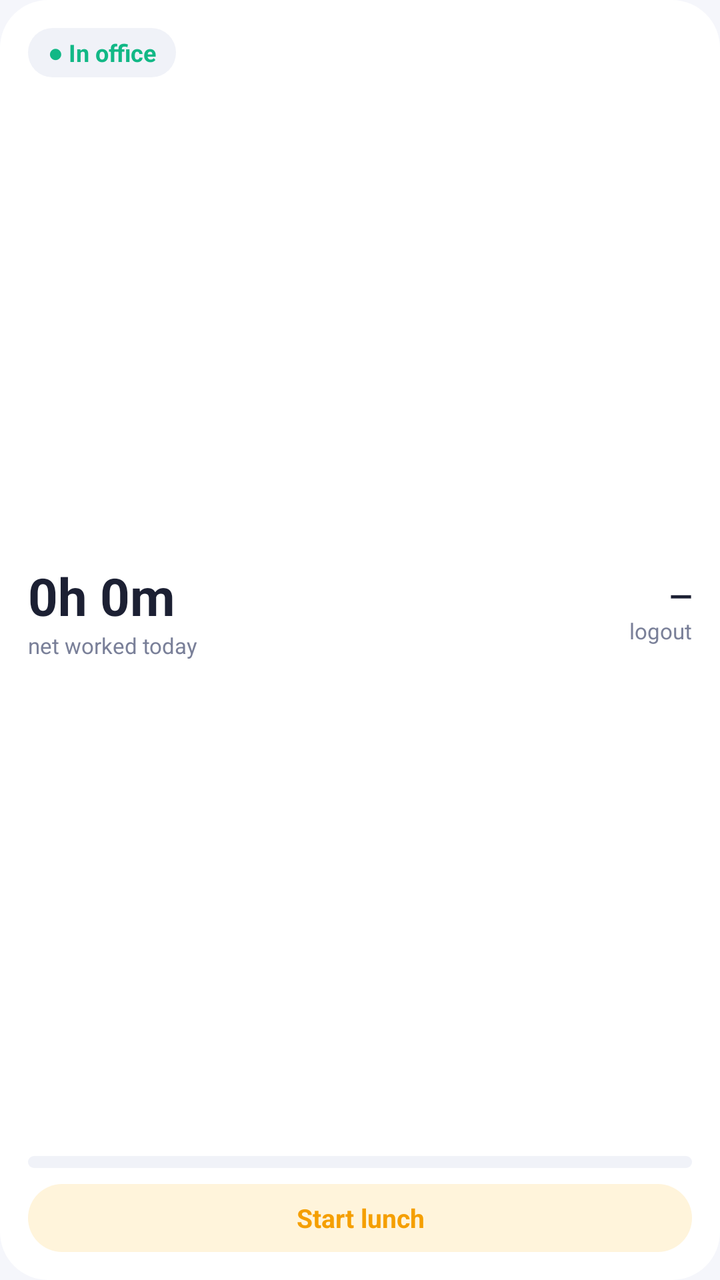
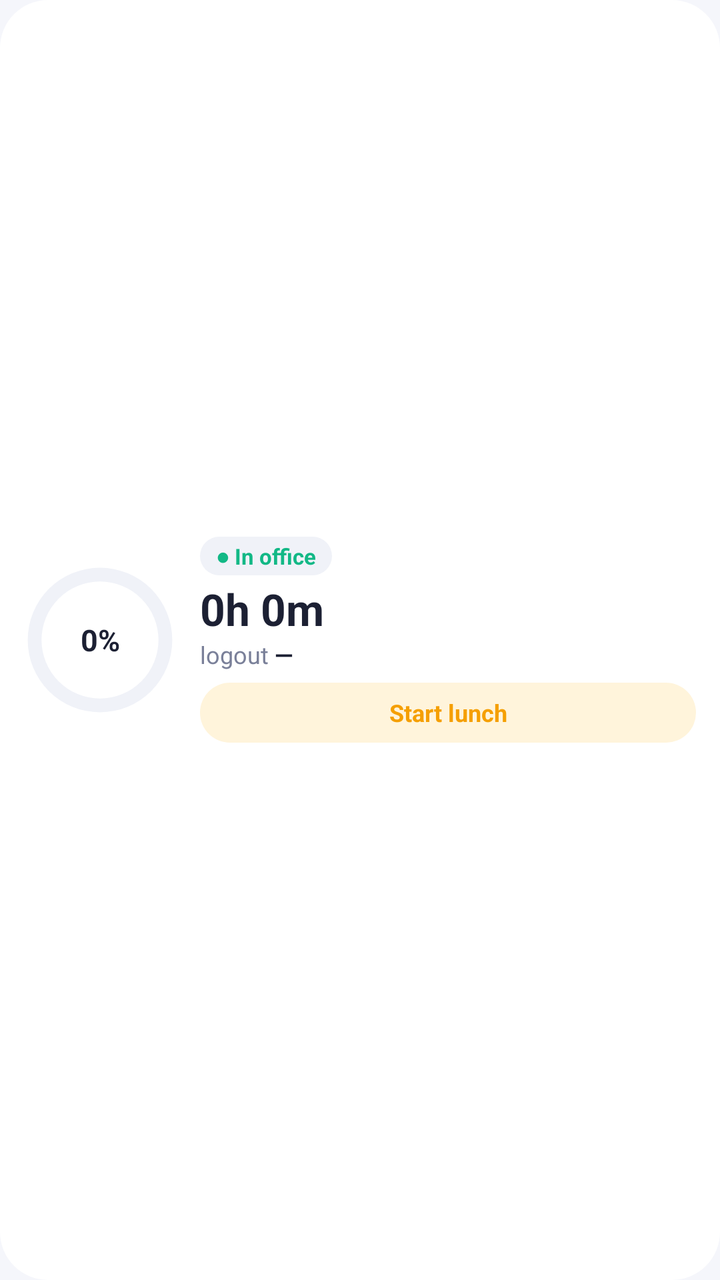

The first picture is an Android layout as it rendered before a commit; the second is the same layout after the commit. The layout source and the unified diff follow.
<!-- AndroidManifest.xml: application theme Theme.AttendanceTracker -->
<!-- res/layout/widget_attendance.xml -->
<?xml version="1.0" encoding="utf-8"?>
<LinearLayout xmlns:android="http://schemas.android.com/apk/res/android"
    android:id="@+id/widget_root"
    android:layout_width="match_parent"
    android:layout_height="match_parent"
    android:background="@drawable/widget_bg"
    android:orientation="vertical"
    android:padding="14dp">

    <LinearLayout
        android:layout_width="match_parent"
        android:layout_height="wrap_content"
        android:gravity="center_vertical"
        android:orientation="horizontal">
        <TextView
            android:id="@+id/w_status"
            android:layout_width="wrap_content"
            android:layout_height="wrap_content"
            android:background="@drawable/widget_pill"
            android:paddingStart="10dp"
            android:paddingTop="4dp"
            android:paddingEnd="10dp"
            android:paddingBottom="4dp"
            android:text="● In office"
            android:textColor="#FF12B886"
            android:textSize="12sp"
            android:textStyle="bold" />
        <TextView
            android:id="@+id/w_since"
            android:layout_width="0dp"
            android:layout_height="wrap_content"
            android:layout_weight="1"
            android:gravity="end"
            android:text=""
            android:textColor="@color/widget_text2"
            android:textSize="11sp" />
    </LinearLayout>

    <LinearLayout
        android:layout_width="match_parent"
        android:layout_height="0dp"
        android:layout_weight="1"
        android:gravity="center_vertical"
        android:orientation="horizontal">
        <LinearLayout
            android:layout_width="0dp"
            android:layout_height="wrap_content"
            android:layout_weight="1"
            android:orientation="vertical">
            <TextView
                android:id="@+id/w_worked"
                android:layout_width="wrap_content"
                android:layout_height="wrap_content"
                android:text="0h 0m"
                android:textColor="@color/widget_text"
                android:textSize="26sp"
                android:textStyle="bold" />
            <TextView
                android:layout_width="wrap_content"
                android:layout_height="wrap_content"
                android:text="net worked today"
                android:textColor="@color/widget_text2"
                android:textSize="11sp" />
        </LinearLayout>
        <LinearLayout
            android:layout_width="wrap_content"
            android:layout_height="wrap_content"
            android:gravity="end"
            android:orientation="vertical">
            <TextView
                android:id="@+id/w_logout"
                android:layout_width="wrap_content"
                android:layout_height="wrap_content"
                android:text="—"
                android:textColor="@color/widget_text"
                android:textSize="15sp"
                android:textStyle="bold" />
            <TextView
                android:id="@+id/w_logout_label"
                android:layout_width="wrap_content"
                android:layout_height="wrap_content"
                android:text="logout"
                android:textColor="@color/widget_text2"
                android:textSize="11sp" />
        </LinearLayout>
    </LinearLayout>

    <ProgressBar
        android:id="@+id/w_progress"
        style="@android:style/Widget.ProgressBar.Horizontal"
        android:layout_width="match_parent"
        android:layout_height="6dp"
        android:layout_marginTop="6dp"
        android:layout_marginBottom="8dp"
        android:max="100"
        android:progress="0"
        android:progressDrawable="@drawable/widget_progress" />

    <TextView
        android:id="@+id/w_lunch"
        android:layout_width="match_parent"
        android:layout_height="34dp"
        android:background="@drawable/widget_button"
        android:gravity="center"
        android:text="Start lunch"
        android:textColor="@color/widget_btn_text"
        android:textSize="13sp"
        android:textStyle="bold" />
</LinearLayout>
<!-- resources referenced by this layout -->
<resources>
  <color name="widget_btn_text">#FFF59F00</color>
  <color name="widget_text">#FF1C2033</color>
  <color name="widget_text2">#FF7A8099</color>
  <!-- drawable widget_bg (drawable) -->
  <shape xmlns:android="http://schemas.android.com/apk/res/android" android:shape="rectangle">
      <solid android:color="@color/widget_bg" />
      <corners android:radius="24dp" />
  </shape>
  <!-- drawable widget_button (drawable) -->
  <shape xmlns:android="http://schemas.android.com/apk/res/android" android:shape="rectangle">
      <solid android:color="@color/widget_btn" />
      <corners android:radius="99dp" />
  </shape>
  <!-- drawable widget_pill (drawable) -->
  <shape xmlns:android="http://schemas.android.com/apk/res/android" android:shape="rectangle">
      <solid android:color="@color/widget_muted" />
      <corners android:radius="99dp" />
  </shape>
  <!-- drawable widget_progress (drawable) -->
  <layer-list xmlns:android="http://schemas.android.com/apk/res/android">
      <item android:id="@android:id/background">
          <shape><corners android:radius="99dp" /><solid android:color="@color/widget_muted" /></shape>
      </item>
      <item android:id="@android:id/progress">
          <clip><shape><corners android:radius="99dp" /><solid android:color="#FF12B886" /></shape></clip>
      </item>
  </layer-list>
  <style name="Theme.AttendanceTracker" parent="android:Theme.Material.Light.NoActionBar">
          <item name="android:windowBackground">@color/bg</item>
      </style>
  <color name="widget_bg">#FFFFFFFF</color>
  <color name="widget_btn">#FFFFF4DB</color>
  <color name="widget_muted">#FFF0F2F8</color>
  <color name="bg">#F5F6FB</color>
</resources>

<!-- the commit's change to res/layout/widget_attendance.xml (unified diff, before → after) -->
@@ -4,106 +4,114 @@
     android:layout_width="match_parent"
     android:layout_height="match_parent"
     android:background="@drawable/widget_bg"
-    android:orientation="vertical"
-    android:padding="14dp">
+    android:gravity="center_vertical"
+    android:orientation="horizontal"
+    android:padding="12dp">
+
+    
+    <FrameLayout
+        android:layout_width="76dp"
+        android:layout_height="76dp">
+        <ProgressBar
+            android:id="@+id/w_progress"
+            style="@android:style/Widget.ProgressBar.Horizontal"
+            android:layout_width="match_parent"
+            android:layout_height="match_parent"
+            android:indeterminate="false"
+            android:max="100"
+            android:progress="0"
+            android:progressDrawable="@drawable/widget_ring" />
+        <TextView
+            android:id="@+id/w_pct"
+            android:layout_width="match_parent"
+            android:layout_height="match_parent"
+            android:gravity="center"
+            android:text="0%"
+            android:textColor="@color/widget_text"
+            android:textSize="15sp"
+            android:textStyle="bold" />
+    </FrameLayout>
 
     <LinearLayout
-        android:layout_width="match_parent"
+        android:layout_width="0dp"
         android:layout_height="wrap_content"
-        android:gravity="center_vertical"
-        android:orientation="horizontal">
+        android:layout_marginStart="12dp"
+        android:layout_weight="1"
+        android:orientation="vertical">
+
+        <LinearLayout
+            android:layout_width="match_parent"
+            android:layout_height="wrap_content"
+            android:gravity="center_vertical"
+            android:orientation="horizontal">
+            <TextView
+                android:id="@+id/w_status"
+                android:layout_width="wrap_content"
+                android:layout_height="wrap_content"
+                android:background="@drawable/widget_pill"
+                android:paddingStart="8dp"
+                android:paddingTop="2dp"
+                android:paddingEnd="8dp"
+                android:paddingBottom="2dp"
+                android:text="● In office"
+                android:textColor="#FF12B886"
+                android:textSize="11sp"
+                android:textStyle="bold" />
+            <TextView
+                android:id="@+id/w_since"
+                android:layout_width="0dp"
+                android:layout_height="wrap_content"
+                android:layout_weight="1"
+                android:gravity="end"
+                android:maxLines="1"
+                android:text=""
+                android:textColor="@color/widget_text2"
+                android:textSize="10sp" />
+        </LinearLayout>
+
         <TextView
-            android:id="@+id/w_status"
+            android:id="@+id/w_worked"
             android:layout_width="wrap_content"
             android:layout_height="wrap_content"
-            android:background="@drawable/widget_pill"
-            android:paddingStart="10dp"
-            android:paddingTop="4dp"
-            android:paddingEnd="10dp"
-            android:paddingBottom="4dp"
-            android:text="● In office"
-            android:textColor="#FF12B886"
-            android:textSize="12sp"
+            android:layout_marginTop="2dp"
+            android:maxLines="1"
+            android:text="0h 0m"
+            android:textColor="@color/widget_text"
+            android:textSize="22sp"
             android:textStyle="bold" />
-        <TextView
-            android:id="@+id/w_since"
-            android:layout_width="0dp"
+
+        <LinearLayout
+            android:layout_width="match_parent"
             android:layout_height="wrap_content"
-            android:layout_weight="1"
-            android:gravity="end"
-            android:text=""
-            android:textColor="@color/widget_text2"
-            android:textSize="11sp" />
-    </LinearLayout>
-
-    <LinearLayout
-        android:layout_width="match_parent"
-        android:layout_height="0dp"
-        android:layout_weight="1"
-        android:gravity="center_vertical"
-        android:orientation="horizontal">
-        <LinearLayout
-            android:layout_width="0dp"
-            android:layout_height="wrap_content"
-            android:layout_weight="1"
-            android:orientation="vertical">
+            android:orientation="horizontal">
             <TextView
-                android:id="@+id/w_worked"
+                android:id="@+id/w_logout_label"
                 android:layout_width="wrap_content"
                 android:layout_height="wrap_content"
-                android:text="0h 0m"
-                android:textColor="@color/widget_text"
-                android:textSize="26sp"
-                android:textStyle="bold" />
-            <TextView
-                android:layout_width="wrap_content"
-                android:layout_height="wrap_content"
-                android:text="net worked today"
+                android:text="logout "
                 android:textColor="@color/widget_text2"
-                android:textSize="11sp" />
-        </LinearLayout>
-        <LinearLayout
-            android:layout_width="wrap_content"
-            android:layout_height="wrap_content"
-            android:gravity="end"
-            android:orientation="vertical">
+                android:textSize="12sp" />
             <TextView
                 android:id="@+id/w_logout"
                 android:layout_width="wrap_content"
                 android:layout_height="wrap_content"
+                android:maxLines="1"
                 android:text="—"
                 android:textColor="@color/widget_text"
-                android:textSize="15sp"
+                android:textSize="12sp"
                 android:textStyle="bold" />
-            <TextView
-                android:id="@+id/w_logout_label"
-                android:layout_width="wrap_content"
-                android:layout_height="wrap_content"
-                android:text="logout"
-                android:textColor="@color/widget_text2"
-                android:textSize="11sp" />
         </LinearLayout>
+
+        <TextView
+            android:id="@+id/w_lunch"
+            android:layout_width="match_parent"
+            android:layout_height="30dp"
+            android:layout_marginTop="6dp"
+            android:background="@drawable/widget_button"
+            android:gravity="center"
+            android:text="Start lunch"
+            android:textColor="@color/widget_btn_text"
+            android:textSize="12sp"
+            android:textStyle="bold" />
     </LinearLayout>
-
-    <ProgressBar
-        android:id="@+id/w_progress"
-        style="@android:style/Widget.ProgressBar.Horizontal"
-        android:layout_width="match_parent"
-        android:layout_height="6dp"
-        android:layout_marginTop="6dp"
-        android:layout_marginBottom="8dp"
-        android:max="100"
-        android:progress="0"
-        android:progressDrawable="@drawable/widget_progress" />
-
-    <TextView
-        android:id="@+id/w_lunch"
-        android:layout_width="match_parent"
-        android:layout_height="34dp"
-        android:background="@drawable/widget_button"
-        android:gravity="center"
-        android:text="Start lunch"
-        android:textColor="@color/widget_btn_text"
-        android:textSize="13sp"
-        android:textStyle="bold" />
 </LinearLayout>
<!-- resource entries referenced after the edit -->
@@ -18,13 +18,20 @@
       <solid android:color="@color/widget_muted" />
       <corners android:radius="99dp" />
   </shape>
-  <!-- drawable widget_progress (drawable) -->
+  <!-- drawable widget_ring (drawable) -->
+  <?xml version="1.0" encoding="utf-8"?>
   <layer-list xmlns:android="http://schemas.android.com/apk/res/android">
       <item android:id="@android:id/background">
-          <shape><corners android:radius="99dp" /><solid android:color="@color/widget_muted" /></shape>
+          <shape android:shape="ring" android:innerRadiusRatio="2.6" android:thicknessRatio="11" android:useLevel="false">
+              <solid android:color="@color/widget_muted" />
+          </shape>
       </item>
       <item android:id="@android:id/progress">
-          <clip><shape><corners android:radius="99dp" /><solid android:color="#FF12B886" /></shape></clip>
+          <rotate android:fromDegrees="270" android:toDegrees="270" android:pivotX="50%" android:pivotY="50%">
+              <shape android:shape="ring" android:innerRadiusRatio="2.6" android:thicknessRatio="11" android:useLevel="true">
+                  <solid android:color="#FF12B886" />
+              </shape>
+          </rotate>
       </item>
   </layer-list>
   <style name="Theme.AttendanceTracker" parent="android:Theme.Material.Light.NoActionBar">
